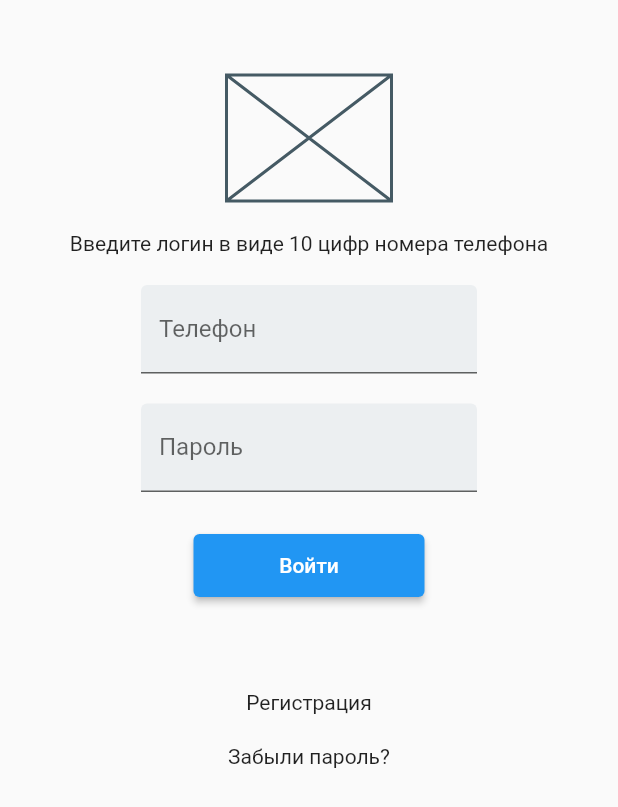
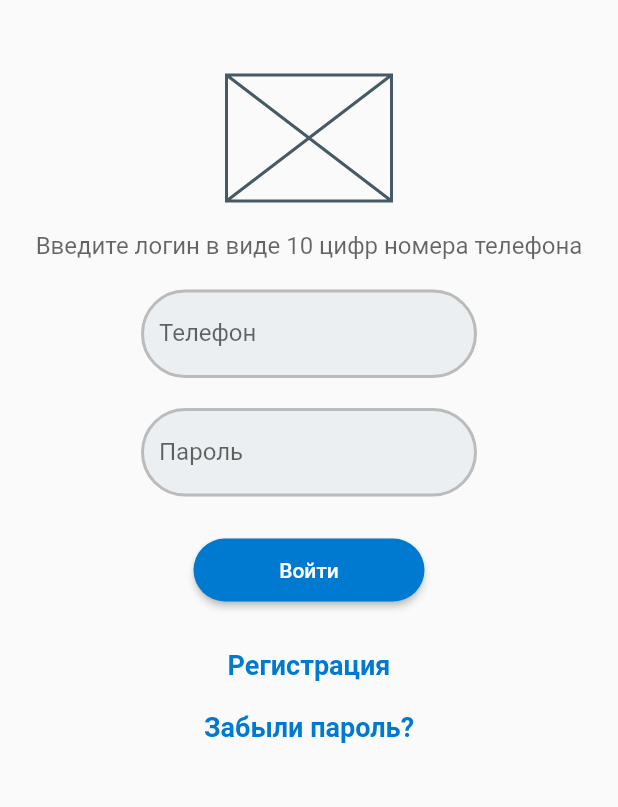
Before and after one commit to granitsa-online/auth_screen, a Flutter app: the screen it shows after launch, on a phone screen of 412 x 824 dp. Shown: the top 807 px of the screen. Run offline on Flutter 3.47's test engine with Material 2 defaults, Android fonts, the light colour scheme and no system bars.

Commit message:
Добавлена стилизация виджетов формы авторизации

```diff
--- a/lib/main.dart
+++ b/lib/main.dart
@@ -10,42 +10,70 @@ class MyApp extends StatelessWidget {
   // This widget is the root of your application.
   @override
   Widget build(BuildContext context) {
+    const borderStyle = OutlineInputBorder(
+        borderRadius: BorderRadius.all(Radius.circular(36)),
+        borderSide: BorderSide (
+            color: const Color(0xFFbbbbbb), width: 2));
+    const linkTextStyle = TextStyle(
+      fontSize:18,
+      fontWeight: FontWeight.bold,
+      color: Color(0xFF0079D0),
+    );
+
     return MaterialApp(
       home: Scaffold(
-        body:Container(
+          body: Container(
             width: double.infinity,
-                   child: Column (children:  [
+            child: Column (children: [
               SizedBox(height: 50,),
-                     SizedBox(width: 110, height: 84 , child:Placeholder(),),
-                     SizedBox(height: 20,),
-                   Text('Введите логин в виде 10 цифр номера телефона'),
-                     SizedBox(height: 20,),
+              SizedBox(width: 110, height: 84, child: Placeholder (),),
+              SizedBox(height:20,),
+              Text('Введите логин в виде 10 цифр номера телефона',
+                style: TextStyle(fontSize:16,color: Color.fromRGBO(0,0,0,0.6)),),
+              SizedBox(height:20,),
               const SizedBox(width: 224,
                 child: TextField(
-                         decoration: InputDecoration(
+                  decoration: InputDecoration (
                     filled: true,
-                           fillColor: Color(0xFFeceff1),
+                    fillColor: Color (0xFFeceff1),
+                    enabledBorder: borderStyle,
+                    focusedBorder: borderStyle,
+
                     labelText: 'Телефон',
                   ),
                 ),
               ),
-                     SizedBox(height: 20,),
+              SizedBox(height:20,),
               const SizedBox(width: 224,
                 child: TextField(
                   obscureText: true,
-                         decoration: InputDecoration(
+                  decoration: InputDecoration (
                     filled: true,
-                           fillColor: Color(0xFFeceff1),
+                    fillColor: Color (0xFFeceff1),
+                    enabledBorder: borderStyle,
+                    focusedBorder: borderStyle,
+
                     labelText: 'Пароль',
                   ),
                 ),
               ),
               SizedBox(height: 28,),
-                     SizedBox(width: 154,height: 42, child: ElevatedButton(onPressed: () {}, child: Text ('Войти'))),
-                     SizedBox(height: 62,),
-                     InkWell(child: Text('Регистрация'),onTap: () {},),
+              SizedBox(width:154,height: 42, child:
+              ElevatedButton(onPressed: () {},
+                child: Text ('Войти'),
+                style:ElevatedButton.styleFrom(
+                  primary: Color(0xFF0079D0),
+                  shape: RoundedRectangleBorder(
+                    borderRadius: BorderRadius.circular (36.0),
+                  ),
+                ),
+              ),
+              ),
+              SizedBox(height: 32,),
+              InkWell(child: const Text('Регистрация', style: linkTextStyle,),
+                  onTap:() {}),
               SizedBox(height: 20,),
-                     InkWell(child: Text('Забыли пароль?'),onTap: () {},),
+              InkWell(child: Text('Забыли пароль?', style: linkTextStyle,),onTap:() {},),
             ],),
           )
       ),
```
Lines whose indentation alone changed are shown as unchanged.
